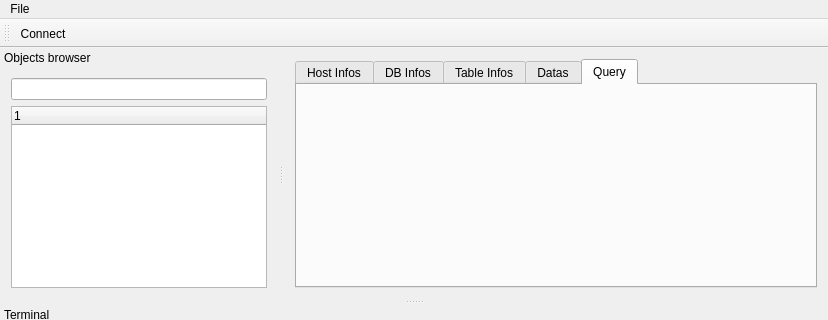
This is mainwindow.ui in HollyPony/SQueryLite as Qt 5 draws it before an edit; both pictures show x 0 to 828 and y 0 to 320 of the 828 by 560 pixel window. The edited form follows.
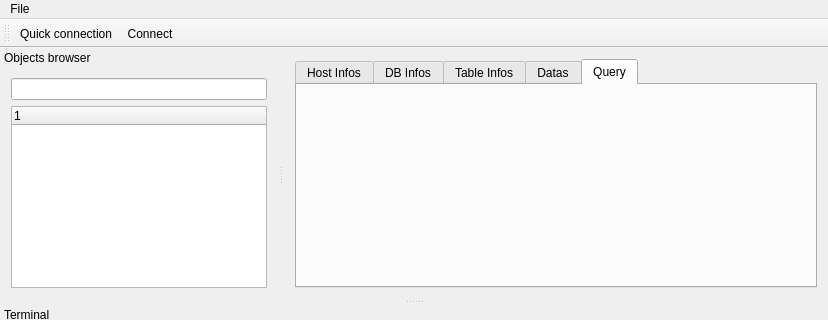
This is the edited form.

Commit message: Add a quick connect button to mongoldb localhost + add libs

Diff of the .ui file:
```diff
--- a/mainwindow.ui
+++ b/mainwindow.ui
@@ -78,6 +78,7 @@
    <attribute name="toolBarBreak">
     <bool>false</bool>
    </attribute>
+   <addaction name="actionQuick_connection"/>
    <addaction name="actionConnect"/>
   </widget>
   <widget class="QStatusBar" name="statusBar"/>
@@ -141,6 +142,11 @@
     <string>Ctrl+S</string>
    </property>
   </action>
+  <action name="actionQuick_connection">
+   <property name="text">
+    <string>Quick connection</string>
+   </property>
+  </action>
  </widget>
  <layoutdefault spacing="6" margin="11"/>
  <resources/>
```
The commit also changes 4 other files.
